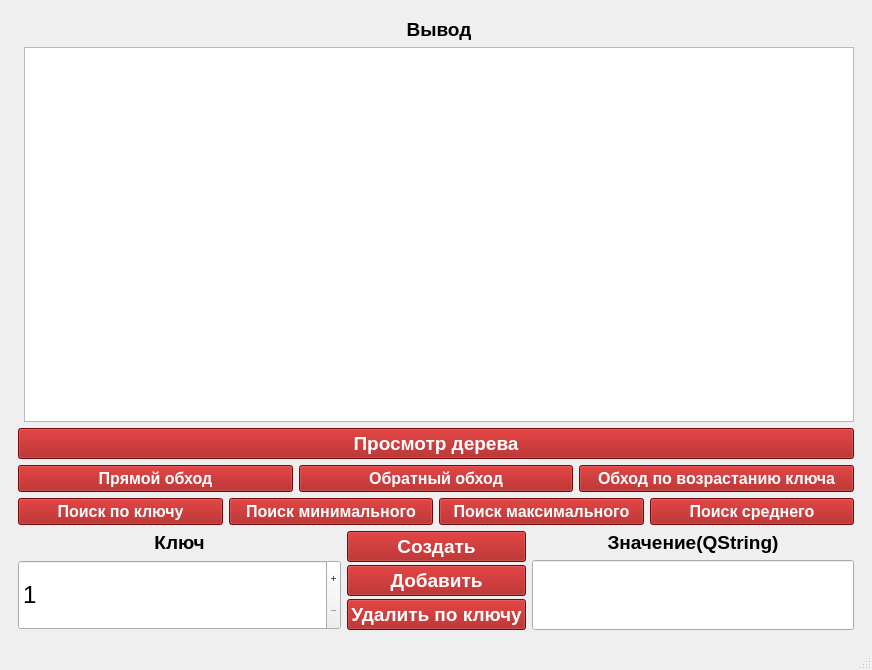
voovoopeep/Fundamentals-of-algorithmization-and-programming, file 353504/Козлова Т. В,/LabWork_7/Task_2/mainwindow.ui: the form before one commit.
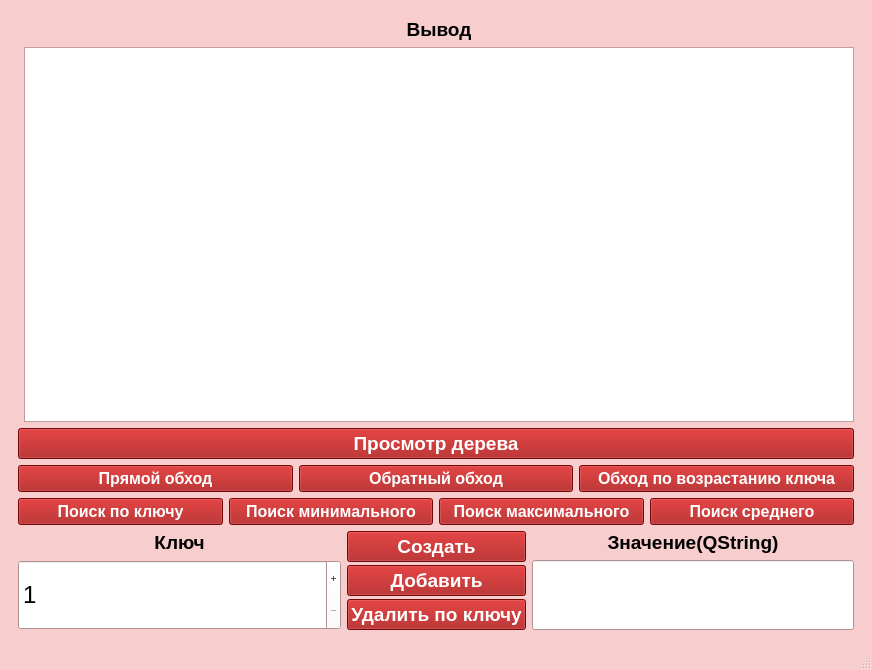
The form after the commit.

Patch:
```diff
--- a/353504/Козлова Т. В,/LabWork_7/Task_2/mainwindow.ui
+++ b/353504/Козлова Т. В,/LabWork_7/Task_2/mainwindow.ui
@@ -10,6 +10,79 @@
     <height>670</height>
    </rect>
   </property>
+  <property name="palette">
+   <palette>
+    <active>
+     <colorrole role="Button">
+      <brush brushstyle="SolidPattern">
+       <color alpha="255">
+        <red>255</red>
+        <green>255</green>
+        <blue>255</blue>
+       </color>
+      </brush>
+     </colorrole>
+     <colorrole role="Window">
+      <brush brushstyle="SolidPattern">
+       <color alpha="255">
+        <red>247</red>
+        <green>205</green>
+        <blue>205</blue>
+       </color>
+      </brush>
+     </colorrole>
+    </active>
+    <inactive>
+     <colorrole role="Button">
+      <brush brushstyle="SolidPattern">
+       <color alpha="255">
+        <red>255</red>
+        <green>255</green>
+        <blue>255</blue>
+       </color>
+      </brush>
+     </colorrole>
+     <colorrole role="Window">
+      <brush brushstyle="SolidPattern">
+       <color alpha="255">
+        <red>247</red>
+        <green>205</green>
+        <blue>205</blue>
+       </color>
+      </brush>
+     </colorrole>
+    </inactive>
+    <disabled>
+     <colorrole role="Button">
+      <brush brushstyle="SolidPattern">
+       <color alpha="255">
+        <red>255</red>
+        <green>255</green>
+        <blue>255</blue>
+       </color>
+      </brush>
+     </colorrole>
+     <colorrole role="Base">
+      <brush brushstyle="SolidPattern">
+       <color alpha="255">
+        <red>247</red>
+        <green>205</green>
+        <blue>205</blue>
+       </color>
+      </brush>
+     </colorrole>
+     <colorrole role="Window">
+      <brush brushstyle="SolidPattern">
+       <color alpha="255">
+        <red>247</red>
+        <green>205</green>
+        <blue>205</blue>
+       </color>
+      </brush>
+     </colorrole>
+    </disabled>
+   </palette>
+  </property>
   <property name="windowTitle">
    <string>AVLTree</string>
   </property>
```
